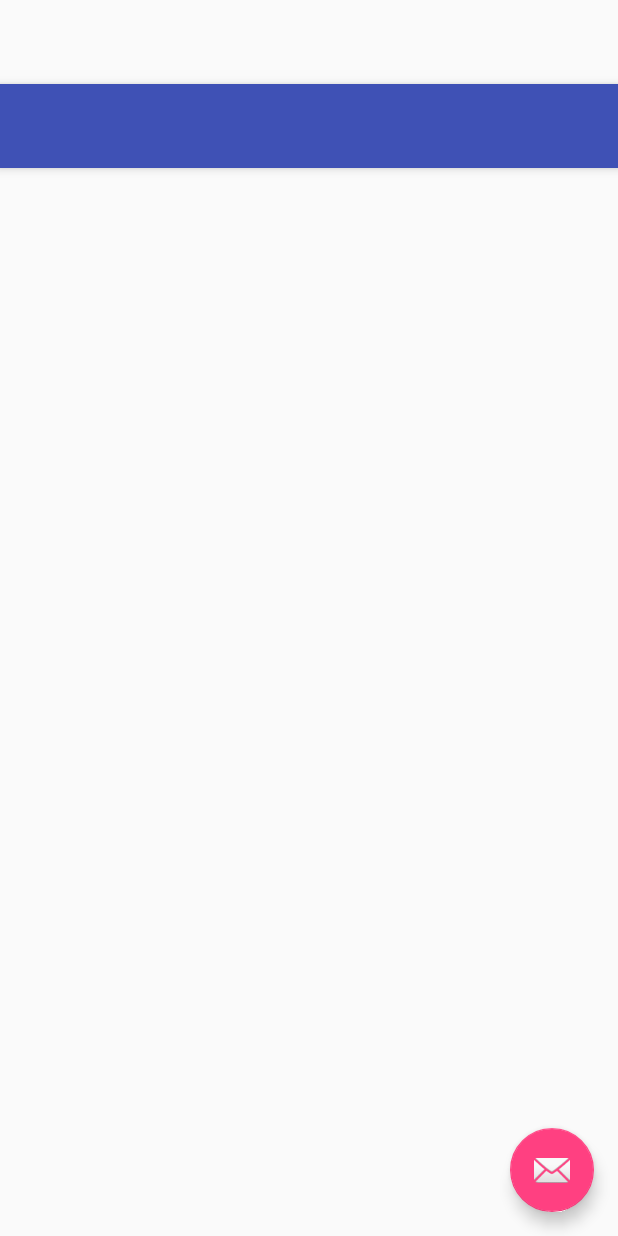
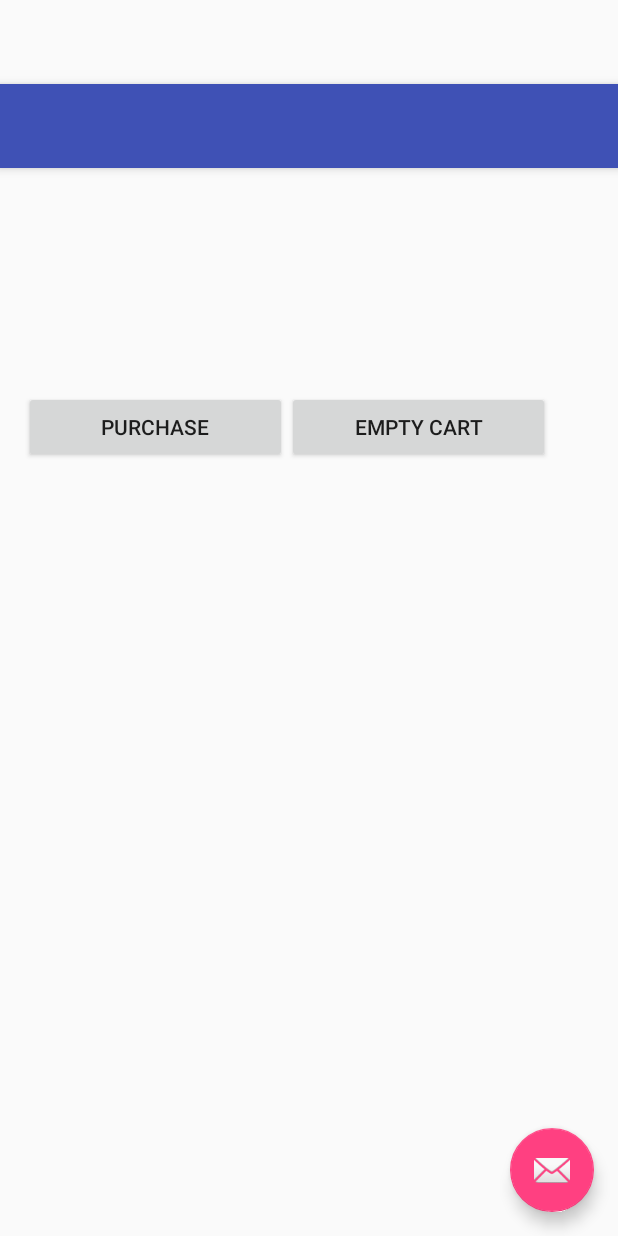
Before and after one commit to conorfinnegan/BookStore, an Android app: the layout activity_view_cart.xml on its own in the app's theme, with its tools: preview values and no code run, on a phone screen of 412 x 824 dp. Run offline under Robolectric (Android 15) with nearby library versions, the phone set to English and light mode, and no system bars.

Commit message:
View Cart Option for customer

```diff
--- a/app/src/main/java/com/example/conorfinnegan/bookstore/RegisterActivity.java
+++ b/app/src/main/java/com/example/conorfinnegan/bookstore/RegisterActivity.java
@@ -40,12 +40,6 @@ public class RegisterActivity extends AppCompatActivity implements View.OnClickL
         inputName= (EditText) findViewById(R.id.name);
         btnRegister = (Button) findViewById(R.id.btnRegister);
         btnLinkToLogin = (Button) findViewById(R.id.btnLinkToLoginScreen);
-
-
-//        LevelDropdown = (Spinner) findViewById(R.id.LevelSpinner);
-//        String[] levels = new String[]{"Division 1", "Division 2", "Division 3", "Division 4", "Division 5", "Division 6"};
-//        ArrayAdapter<String> adapter2 = new ArrayAdapter<String>(this, android.R.layout.simple_spinner_dropdown_item, levels);
-//        LevelDropdown.setAdapter(adapter2);
 
         btnRegister.setOnClickListener(this);
     }
--- a/app/src/main/res/layout/content_view_cart.xml
+++ b/app/src/main/res/layout/content_view_cart.xml
@@ -12,4 +12,38 @@
         android:layout_height="wrap_content"
         android:layout_marginTop="50dp"
         android:id="@+id/listViewCart" />
+
+    <TextView
+        android:layout_width="match_parent"
+        android:layout_height="wrap_content"
+        android:layout_marginTop="50dp"
+        android:id="@+id/quantity" />
+
+    <TextView
+        android:layout_width="match_parent"
+        android:layout_height="wrap_content"
+        android:layout_marginTop="50dp"
+        android:id="@+id/cost" />
+
+    <LinearLayout
+        android:layout_width="match_parent"
+        android:layout_height="match_parent">
+
+        <Button
+            android:layout_width="175dp"
+            android:layout_height="wrap_content"
+            android:text="Purchase"
+            android:id="@+id/purchase"
+            android:enabled="true"
+            android:layout_gravity="left"
+            android:gravity="center_horizontal|center"/>
+
+        <Button
+            android:layout_width="175dp"
+            android:layout_height="wrap_content"
+            android:text="Empty Cart"
+            android:id="@+id/deleteButton"
+            android:enabled="true"
+            android:gravity="center_horizontal|center"/>
+    </LinearLayout>
 </LinearLayout>
```
Also changed, not shown: app/src/main/java/com/example/conorfinnegan/bookstore/ViewTransactionsAdmin.java (renamed from app/src/main/java/com/example/conorfinnegan/bookstore/ViewCart.java, +38 -53 lines), app/src/main/res/layout/list_item_cart.xml (+3 -9 lines).
